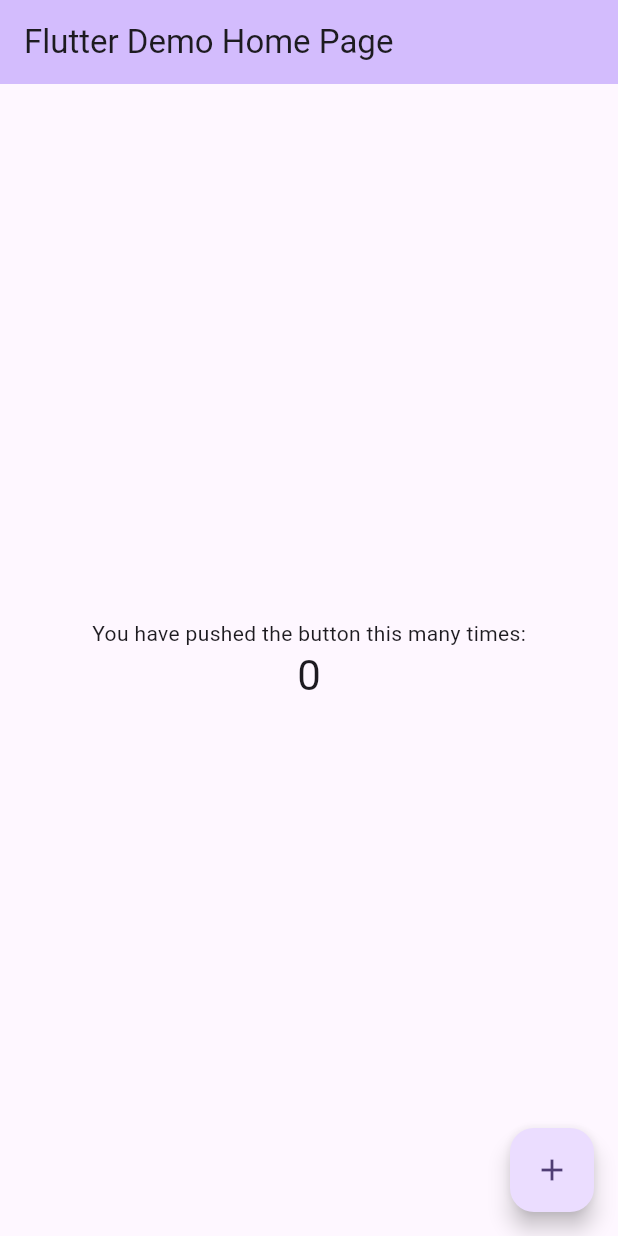
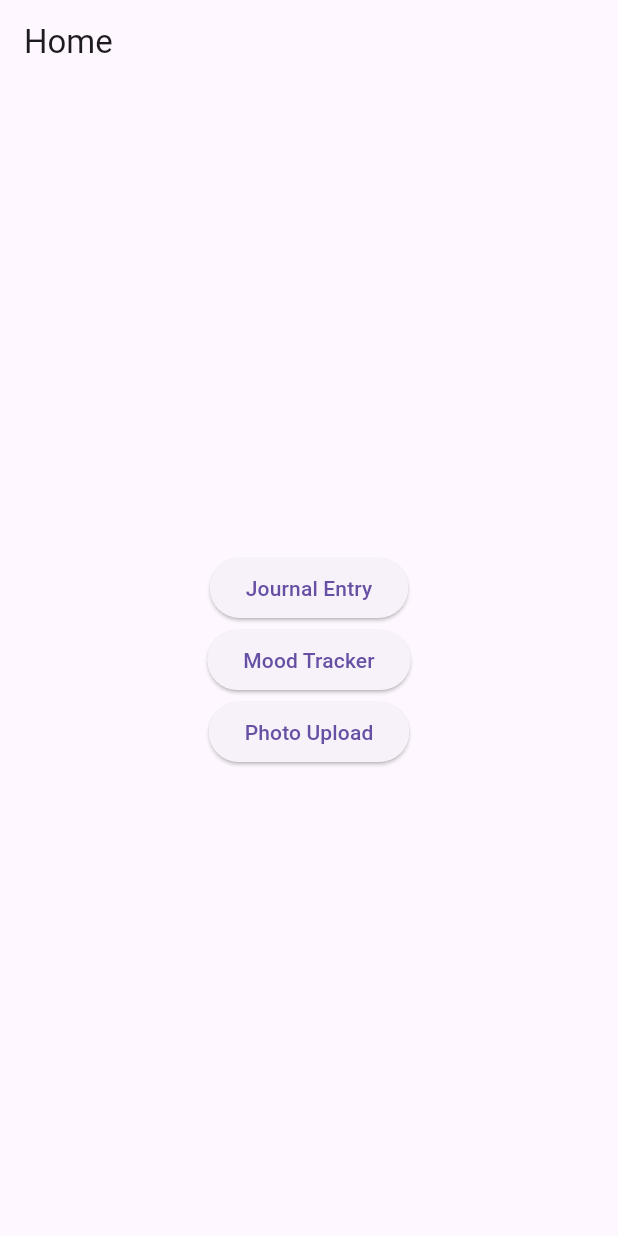
Before and after one commit to appledcrab/Mobile-App-Project1, a Flutter app: the screen it shows after launch, on a phone screen of 412 x 824 dp. Run offline on Flutter 3.47's test engine with Material 3 defaults, Android fonts, the phone set to English and light mode, and no system bars; our stand-ins replace image_picker.

Commit message:
Base established

```diff
--- a/lib/main.dart
+++ b/lib/main.dart
@@ -1,125 +1,25 @@
 import 'package:flutter/material.dart';
+import 'screens/home_screen.dart';
+import 'screens/journal_entry_screen.dart';
+import 'screens/mood_tracker_screen.dart';
+import 'screens/photo_upload.dart';
 
 void main() {
-  runApp(const MyApp());
+  runApp(MyApp());
 }
 
 class MyApp extends StatelessWidget {
-  const MyApp({super.key});
-
-  // This widget is the root of your application.
   @override
   Widget build(BuildContext context) {
     return MaterialApp(
-      title: 'Flutter Demo',
-      theme: ThemeData(
-        // This is the theme of your application.
-        //
-        // TRY THIS: Try running your application with "flutter run". You'll see
-        // the application has a purple toolbar. Then, without quitting the app,
-        // try changing the seedColor in the colorScheme below to Colors.green
-        // and then invoke "hot reload" (save your changes or press the "hot
-        // reload" button in a Flutter-supported IDE, or press "r" if you used
-        // the command line to start the app).
-        //
-        // Notice that the counter didn't reset back to zero; the application
-        // state is not lost during the reload. To reset the state, use hot
-        // restart instead.
-        //
-        // This works for code too, not just values: Most code changes can be
-        // tested with just a hot reload.
-        colorScheme: ColorScheme.fromSeed(seedColor: Colors.deepPurple),
-        useMaterial3: true,
-      ),
-      home: const MyHomePage(title: 'Flutter Demo Home Page'),
+      title: 'Journal App',
+      initialRoute: '/',
+      routes: {
+        '/': (context) => HomeScreen(),
+        '/journal': (context) => JournalEntryScreen(),
+        '/mood': (context) => MoodTrackerScreen(),
+        '/photo': (context) => PhotoUploadScreen(),
+      },
     );
   }
 }
-
-class MyHomePage extends StatefulWidget {
-  const MyHomePage({super.key, required this.title});
-
-  // This widget is the home page of your application. It is stateful, meaning
-  // that it has a State object (defined below) that contains fields that affect
-  // how it looks.
-
-  // This class is the configuration for the state. It holds the values (in this
-  // case the title) provided by the parent (in this case the App widget) and
-  // used by the build method of the State. Fields in a Widget subclass are
-  // always marked "final".
-
-  final String title;
-
-  @override
-  State<MyHomePage> createState() => _MyHomePageState();
-}
-
-class _MyHomePageState extends State<MyHomePage> {
-  int _counter = 0;
-
-  void _incrementCounter() {
-    setState(() {
-      // This call to setState tells the Flutter framework that something has
-      // changed in this State, which causes it to rerun the build method below
-      // so that the display can reflect the updated values. If we changed
-      // _counter without calling setState(), then the build method would not be
-      // called again, and so nothing would appear to happen.
-      _counter++;
-    });
-  }
-
-  @override
-  Widget build(BuildContext context) {
-    // This method is rerun every time setState is called, for instance as done
-    // by the _incrementCounter method above.
-    //
-    // The Flutter framework has been optimized to make rerunning build methods
-    // fast, so that you can just rebuild anything that needs updating rather
-    // than having to individually change instances of widgets.
-    return Scaffold(
-      appBar: AppBar(
-        // TRY THIS: Try changing the color here to a specific color (to
-        // Colors.amber, perhaps?) and trigger a hot reload to see the AppBar
-        // change color while the other colors stay the same.
-        backgroundColor: Theme.of(context).colorScheme.inversePrimary,
-        // Here we take the value from the MyHomePage object that was created by
-        // the App.build method, and use it to set our appbar title.
-        title: Text(widget.title),
-      ),
-      body: Center(
-        // Center is a layout widget. It takes a single child and positions it
-        // in the middle of the parent.
-        child: Column(
-          // Column is also a layout widget. It takes a list of children and
-          // arranges them vertically. By default, it sizes itself to fit its
-          // children horizontally, and tries to be as tall as its parent.
-          //
-          // Column has various properties to control how it sizes itself and
-          // how it positions its children. Here we use mainAxisAlignment to
-          // center the children vertically; the main axis here is the vertical
-          // axis because Columns are vertical (the cross axis would be
-          // horizontal).
-          //
-          // TRY THIS: Invoke "debug painting" (choose the "Toggle Debug Paint"
-          // action in the IDE, or press "p" in the console), to see the
-          // wireframe for each widget.
-          mainAxisAlignment: MainAxisAlignment.center,
-          children: <Widget>[
-            const Text(
-              'You have pushed the button this many times:',
-            ),
-            Text(
-              '$_counter',
-              style: Theme.of(context).textTheme.headlineMedium,
-            ),
-          ],
-        ),
-      ),
-      floatingActionButton: FloatingActionButton(
-        onPressed: _incrementCounter,
-        tooltip: 'Increment',
-        child: const Icon(Icons.add),
-      ), // This trailing comma makes auto-formatting nicer for build methods.
-    );
-  }
-}
--- /dev/null
+++ b/lib/screens/home_screen.dart
@@ -0,0 +1,29 @@
+import 'package:flutter/material.dart';
+
+class HomeScreen extends StatelessWidget {
+  @override
+  Widget build(BuildContext context) {
+    return Scaffold(
+      appBar: AppBar(title: Text('Home')),
+      body: Center(
+        child: Column(
+          mainAxisAlignment: MainAxisAlignment.center,
+          children: <Widget>[
+            ElevatedButton(
+              onPressed: () => Navigator.pushNamed(context, '/journal'),
+              child: Text('Journal Entry'),
+            ),
+            ElevatedButton(
+              onPressed: () => Navigator.pushNamed(context, '/mood'),
+              child: Text('Mood Tracker'),
+            ),
+            ElevatedButton(
+              onPressed: () => Navigator.pushNamed(context, '/photo'),
+              child: Text('Photo Upload'),
+            ),
+          ],
+        ),
+      ),
+    );
+  }
+}
--- a/pubspec.yaml
+++ b/pubspec.yaml
@@ -30,6 +30,10 @@ environment:
 dependencies:
   flutter:
     sdk: flutter
+  provider: ^5.0.0
+  flutter_native_image: ^0.0.5
+  image_picker: ^0.8.4+4
+  intl: ^0.17.0
 
 
   # The following adds the Cupertino Icons font to your application.
```
Also changed, not shown: lib/screens/journal_entry_screen.dart (added, +65 -0 lines), lib/screens/mood_tracker_screen.dart (added, +74 -0 lines), lib/screens/photo_upload.dart (added, +43 -0 lines), pubspec.lock, 6 other files.
